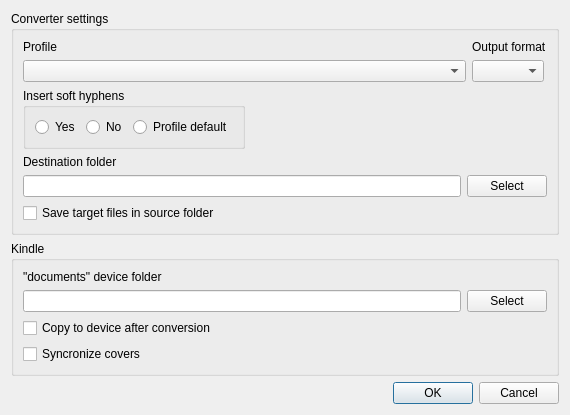
Qt form ui/SettingsDialog.ui (rupor-github/fb2mobi) before a commit.
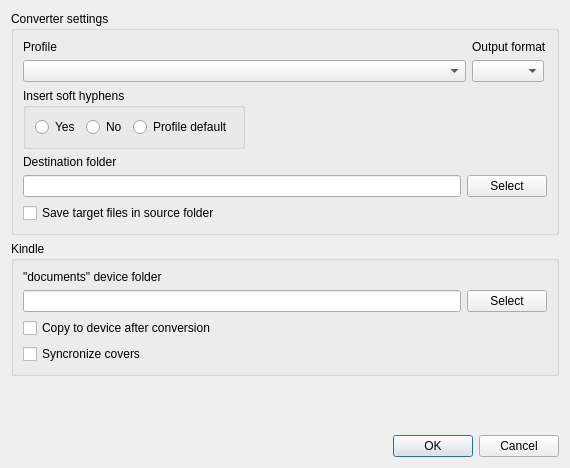
The same form after that commit.

```diff
--- a/ui/SettingsDialog.ui
+++ b/ui/SettingsDialog.ui
@@ -7,7 +7,7 @@
     <x>0</x>
     <y>0</y>
     <width>570</width>
-    <height>412</height>
+    <height>468</height>
    </rect>
   </property>
   <property name="windowTitle">
```
Left out of the diff: 17 changed lines with no effect on the pictures.
